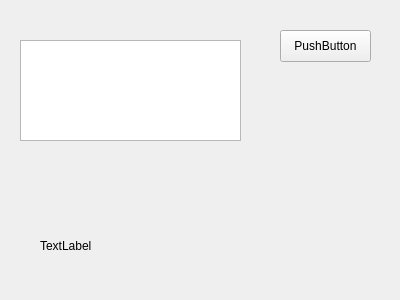
Qt form src/mainwindow.ui (jiangzc/CuteTranslation) before a commit.
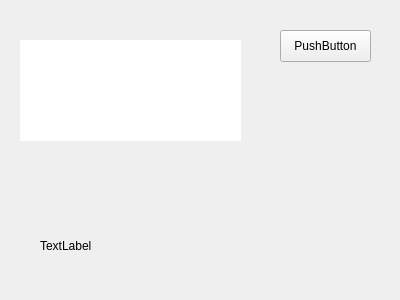
The same form after that commit.

Commit message: add style sheet for floatBtn

```diff
--- a/src/mainwindow.ui
+++ b/src/mainwindow.ui
@@ -46,6 +46,12 @@
       <height>101</height>
      </rect>
     </property>
+    <property name="styleSheet">
+     <string notr="true">border-width:0;border-style:outset</string>
+    </property>
+    <property name="frameShadow">
+     <enum>QFrame::Plain</enum>
+    </property>
    </widget>
   </widget>
  </widget>
```
The commit also changes 9 other files.
